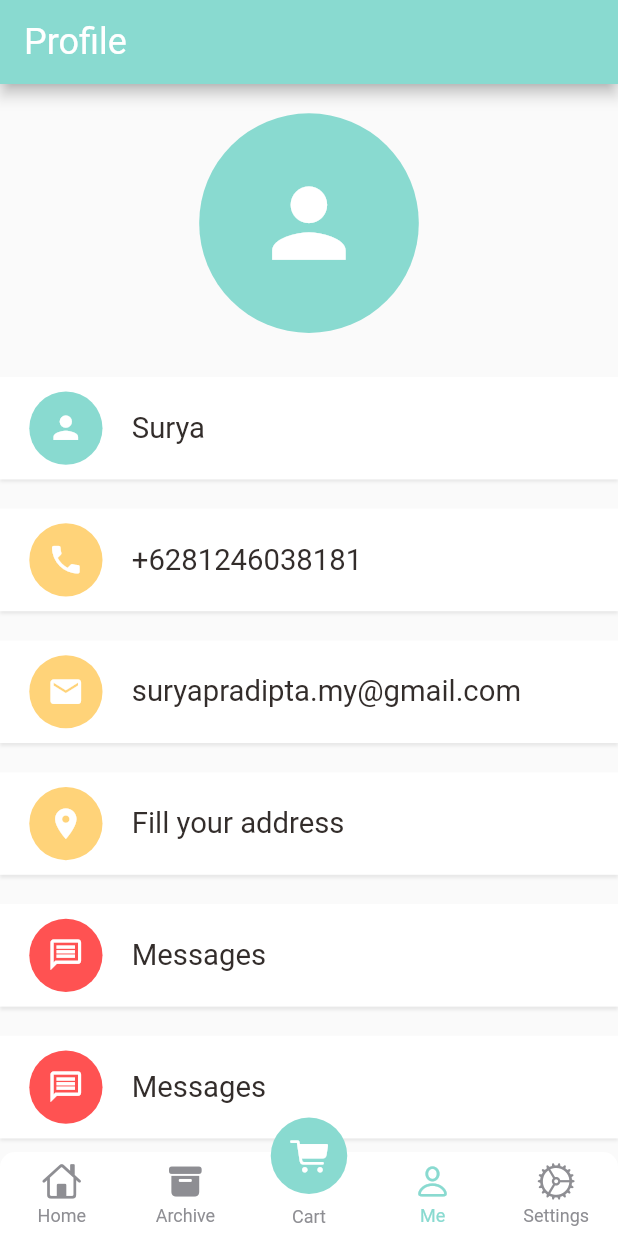
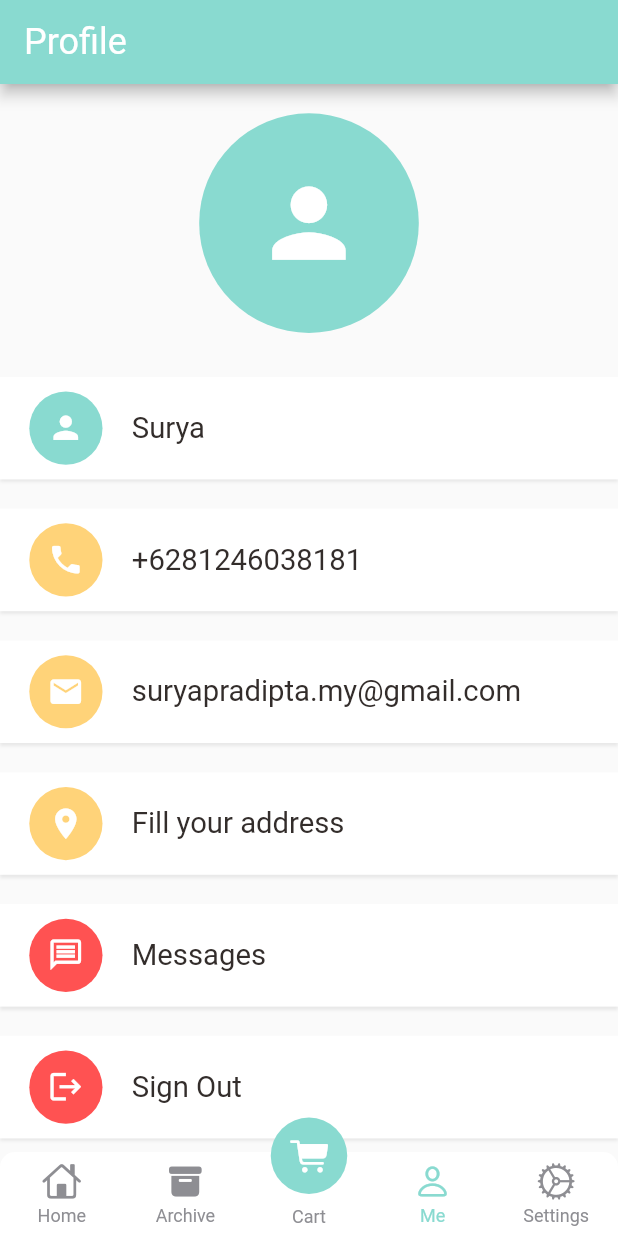
Before and after one commit to suryapradipta/marketify, a Flutter app: the screen it shows after launch, item 4 of the bottom bar chosen, on a phone screen of 412 x 824 dp. Run offline on Flutter 3.47's test engine with Material 2 defaults, Android fonts, the phone set to English and light mode, and no system bars; drawn by our look-alikes of persistent_bottom_nav_bar; our stand-ins replace dots_indicator, get, shared_preferences; network calls fail.

Commit message:
sign out
clear information while sign out such cart history and cart item

```diff
--- a/lib/controllers/cart_controller.dart
+++ b/lib/controllers/cart_controller.dart
@@ -170,4 +170,9 @@ class CartController extends GetxController {
     cartRepo.addToCartList(getItems);
     update();
   }
+
+  void clearCartHistory() {
+    cartRepo.clearCartHistory();
+    update();
+  }
 }
--- a/lib/pages/account/account_page.dart
+++ b/lib/pages/account/account_page.dart
@@ -1,10 +1,14 @@
 import 'package:flutter/cupertino.dart';
 import 'package:flutter/material.dart';
+import 'package:get/get.dart';
+import 'package:marketify/controllers/auth_controller.dart';
+import 'package:marketify/routes/route_helper.dart';
 import 'package:marketify/utils/colors.dart';
 import 'package:marketify/utils/dimensions.dart';
 import 'package:marketify/widgets/app_icon.dart';
 import 'package:marketify/widgets/big_text.dart';
 
+import '../../controllers/cart_controller.dart';
 import '../../widgets/account_widget.dart';
 
 class AccountPage extends StatelessWidget {
@@ -101,16 +105,31 @@ class AccountPage extends StatelessWidget {
                           bigText: BigText(text: "Messages")),
                       SizedBox(height: Dimensions.height20,),
 
-                      // MESSAGE
-                      AccountWidget(
-                          appIcon: AppIcon(
-                            icon: Icons.message_outlined,
-                            backgroundColor: Colors.redAccent,
-                            iconColor: Colors.white,
-                            iconSize:Dimensions.height10*5/2 ,
-                            size: Dimensions.height10*5,),
-                          bigText: BigText(text: "Messages")),
+                      // SIGN OUT START
+                      GestureDetector(
+                        onTap: (){
+                          // clear all information while signed out
+                          if(Get.find<AuthController>().userLoggedIn()) {
+                            Get.find<AuthController>().clearSharedData();
+                            Get.find<CartController>().clear();
+                            Get.find<CartController>().clearCartHistory();
+                            Get.offNamed(RouteHelper.getSignInPage());
+                          }
+                          else {
+                            "you log out";
+                          }
+                        },
+                        child: AccountWidget(
+                            appIcon: AppIcon(
+                              icon: Icons.logout,
+                              backgroundColor: Colors.redAccent,
+                              iconColor: Colors.white,
+                              iconSize:Dimensions.height10*5/2 ,
+                              size: Dimensions.height10*5,),
+                            bigText: BigText(text: "Sign Out")),
+                      ),
                       SizedBox(height: Dimensions.height20,),
+                      // SIGN OUT END
                     ],
                   ),
                 ),
--- a/lib/pages/auth/sign_in_page.dart
+++ b/lib/pages/auth/sign_in_page.dart
@@ -38,9 +38,8 @@ class SignInPage extends StatelessWidget {
       else {
         authController.login(phone, password).then((status) {
           if(status.isSuccess) {
-            // Get.toNamed(RouteHelper.getInitial());
-            Get.toNamed(RouteHelper.getCartPage());
-
+            Get.toNamed(RouteHelper.getInitial());
+            // Get.toNamed(RouteHelper.getCartPage());
           }
           else {
             showCustomSnackBar(status.message);
--- a/lib/pages/auth/sign_up_page.dart
+++ b/lib/pages/auth/sign_up_page.dart
@@ -140,7 +140,7 @@ class SignUpPage extends StatelessWidget {
                   width: Dimensions.screenWidth/2,
                   height: Dimensions.screenHeight/13,
                   decoration: BoxDecoration(
-                      borderRadius: BorderRadius.circular(Dimensions.radius15),
+                      borderRadius: BorderRadius.circular(Dimensions.radius30),
                       color: AppColors.mainColor
                   ),
                   child: Center(
--- a/lib/routes/route_helper.dart
+++ b/lib/routes/route_helper.dart
@@ -1,3 +1,4 @@
+import 'package:marketify/pages/auth/sign_in_page.dart';
 import 'package:marketify/pages/food/popular_food_detail.dart';
 import 'package:marketify/pages/food/recommended_food_detail.dart';
 import 'package:get/get.dart';
@@ -8,59 +9,62 @@ import '../pages/home/main_food_page.dart';
 import '../pages/splash/splash_page.dart';
 
 class RouteHelper {
-  static const String splashPage="/splash-page";
+  static const String splashPage = "/splash-page";
   static const String initial = "/";
   static const String popularFood = "/popular-food";
   static const String recommendedFood = "/recommended-food";
   static const String cartPage = "/cart-page";
+  static const String signIn = "/sign-in";
 
-  static String getSplashPage()=>'$splashPage';
+  static String getSplashPage() => '$splashPage';
+
   static String getInitial() => '$initial';
 
   // return $popularFood variable, refer to above
   // if want to put variable inside the string, use $ sign
   // ?pageId is key and $pageId is value
-  static String getPopularFood(int pageId, String page) => '$popularFood?pageId=$pageId&page=$page';
-  static String getRecommendedFood(int pageId, String page) => '$recommendedFood?pageId=$pageId&page=$page';
+  static String getPopularFood(int pageId, String page) =>
+      '$popularFood?pageId=$pageId&page=$page';
+
+  static String getRecommendedFood(int pageId, String page) =>
+      '$recommendedFood?pageId=$pageId&page=$page';
+
   static String getCartPage() => '$cartPage';
 
-
+  static String getSignInPage() => '$signIn';
 
   static List<GetPage> routes = [
-    GetPage(name: splashPage, page: ()=>SplashScreen()),
+    GetPage(name: splashPage, page: () => SplashScreen()),
     GetPage(name: initial, page: () => HomePage()),
-
+    GetPage(name: signIn, page: () => SignInPage(),
+    transition: Transition.fade
+    ),
     GetPage(
         name: popularFood,
         page: () {
           // catch the variable using Get.parameters, take list string
           var pageId = Get.parameters['pageId'];
 
-          var page=Get.parameters["page"];
+          var page = Get.parameters["page"];
 
           // return or send to the screen/ ui
-          return PopularFoodDetail(pageId: int.parse(pageId!), page:page!);
+          return PopularFoodDetail(pageId: int.parse(pageId!), page: page!);
         },
         transition: Transition.fadeIn),
-
-
-
-
-
     GetPage(
         name: recommendedFood,
         page: () {
           var pageId = Get.parameters['pageId'];
-          var page=Get.parameters["page"];
+          var page = Get.parameters["page"];
 
-          return RecommendedFoodDetail(pageId: int.parse(pageId!), page:page!);
+          return RecommendedFoodDetail(pageId: int.parse(pageId!), page: page!);
         },
         transition: Transition.fadeIn),
-
-    GetPage(name: cartPage, page: (){
-      return CartPage();
-    },
-  transition: Transition.fadeIn
-    ),
+    GetPage(
+        name: cartPage,
+        page: () {
+          return CartPage();
+        },
+        transition: Transition.fadeIn),
   ];
 }
--- a/lib/utils/app_constants.dart
+++ b/lib/utils/app_constants.dart
@@ -15,7 +15,7 @@ class AppConstants {
 
   static const String UPLOAD_URL = "/uploads/";
 
-  static const String TOKEN="DBtoken";
+  static const String TOKEN="";
   static const String PHONE="";
   static const String PASSWORD="";
   static const String CART_LIST="cart-list";
```
Also changed, not shown: lib/controllers/auth_controller.dart (+15 -11 lines), lib/data/repository/auth_repo.dart (+18 -1 lines), lib/data/repository/cart_repo.dart (+9 -0 lines), lib/pages/cart/cart_page.dart (+9 -2 lines).
